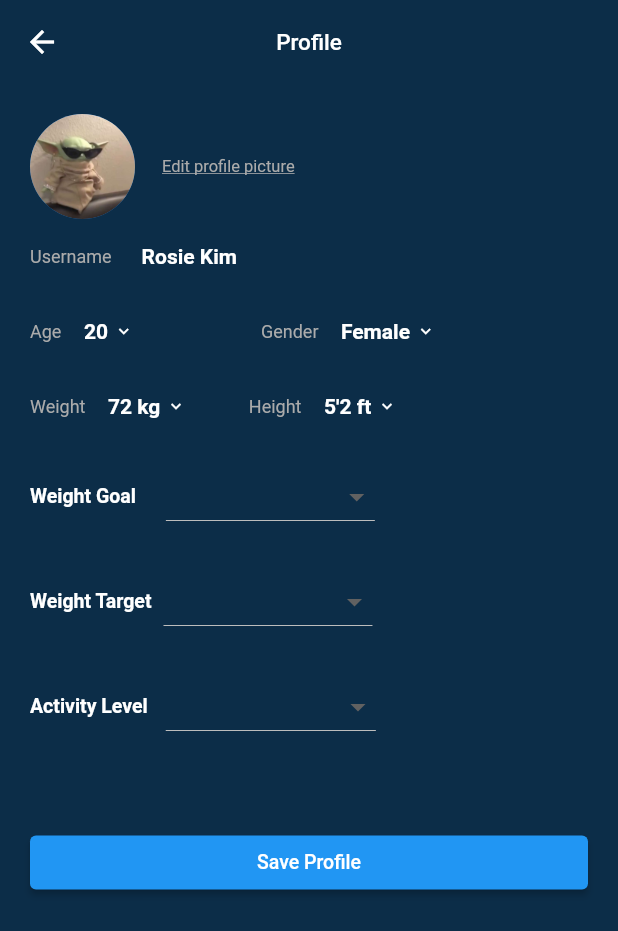
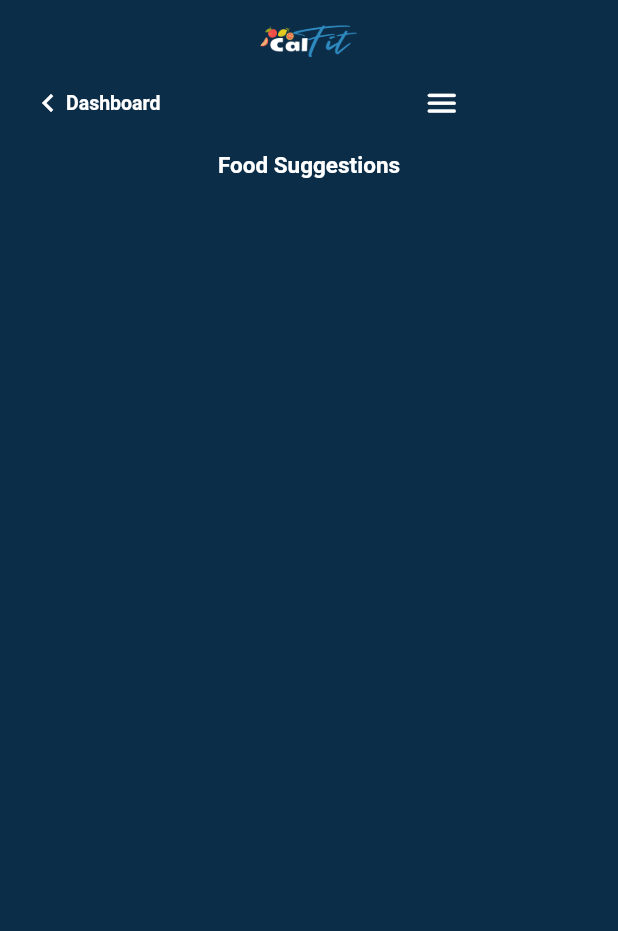
Before and after one commit to CaelaGilbao/cc206-calfit, a Flutter app: the screen it shows after launch, on a phone screen of 412 x 824 dp. Shown: the top 931 px of the screen. Run offline on Flutter 3.47's test engine with Material 2 defaults, Android fonts, the light colour scheme and no system bars.

Commit message:
edits the content of food suggestion

```diff
--- a/lib/features/foodsuggestion.dart
+++ b/lib/features/foodsuggestion.dart
@@ -0,0 +1,66 @@
+import 'package:flutter/material.dart';
+
+class FoodSuggestion extends StatelessWidget {
+  const FoodSuggestion({Key? key});
+
+  @override
+  Widget build(BuildContext context) {
+    Color customBlue = Color(int.parse("0xFF0C2D48"));
+    Color customGray = Color(int.parse("0xFFABABAB"));
+
+    return MaterialApp(
+      home: Scaffold(
+        appBar: AppBar(
+          title: Image.asset(
+            'assets/logo.png',
+            height: 75,
+          ),
+          centerTitle: true,
+          backgroundColor: customBlue,
+          elevation: 0.0,
+        ),
+        body: Container(
+          color: customBlue,
+          padding: const EdgeInsets.fromLTRB(20.0, 0, 20.0, 0),
+          child: ListView(
+            children: <Widget>[
+              Row(
+                children: <Widget>[
+                  Icon(
+                    Icons.keyboard_arrow_left,
+                    color: Colors.white,
+                  ),
+                  Text(
+                    'Dashboard',
+                    style: TextStyle(
+                      fontSize: 13,
+                      fontWeight: FontWeight.bold,
+                      color: Colors.white,
+                    ),
+                  ),
+                  SizedBox(width: 175),
+                  Icon(
+                    Icons.menu_rounded,
+                    color: Colors.white,
+                    size: 25,
+                  )
+                ],
+              ),
+              SizedBox(height: 20),
+              Center(
+                child: Text(
+                  'Food Suggestions',
+                  style: TextStyle(
+                    fontWeight: FontWeight.bold,
+                    color: Colors.white,
+                    fontSize: 15,
+                  ),
+                ),
+              ),
+            ],
+          ),
+        ),
+      ),
+    );
+  }
+}
--- a/lib/features/userprofile.dart
+++ b/lib/features/userprofile.dart
@@ -270,7 +270,8 @@ class UserProfile extends StatelessWidget {
                 ),
               ],
             ),
-          )),
+          )
+        ),
     );
   }
 }
--- a/lib/main.dart
+++ b/lib/main.dart
@@ -18,7 +18,7 @@ class MyApp extends StatelessWidget {
         colorScheme: ColorScheme.fromSeed(seedColor: Colors.lightBlue ),
         useMaterial3: true,
       ),
-      home: const UserProfile(),
+      home: const FoodSuggestion(),
     );
   }
 }
--- a/pubspec.yaml
+++ b/pubspec.yaml
@@ -20,3 +20,4 @@ flutter:
   assets:
     - assets/
     - assets/profilepic.jpg
+    - assets/logo.png
```
Also changed, not shown: assets/logo.png (added).
